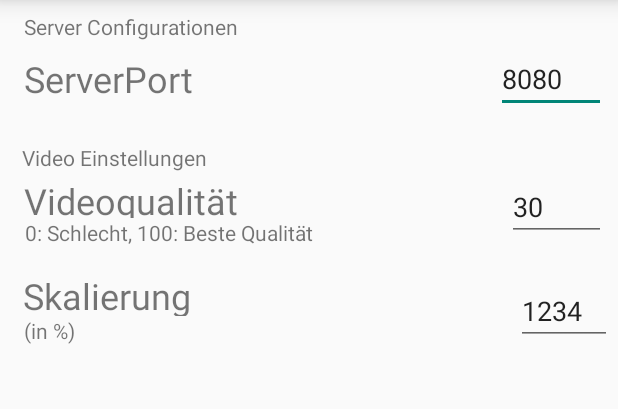
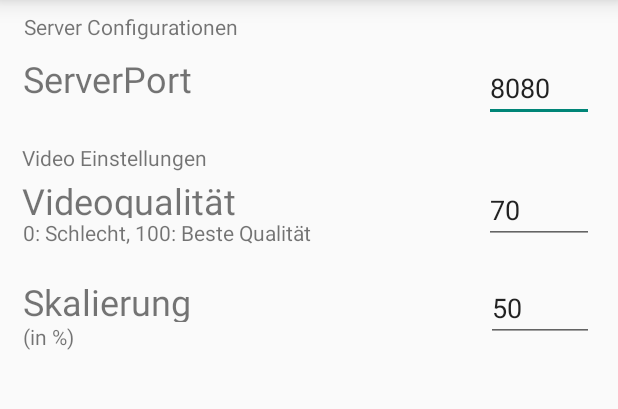
Before and after one commit to unknownSaschka/MobaApp, an Android app: the Settings screen opened directly, with no data from a screen before it, on a phone screen of 412 x 824 dp, the part 75-484 px from its top. Run offline under Robolectric (Android 15) with nearby library versions, the phone set to English and light mode, and no system bars; Roboto replaces fonts that are not available here.

Commit message:
Darstellung der Settings etwas angepasst

```diff
--- a/app/src/main/java/com/example/sascha/mobaapp/MainActivity.java
+++ b/app/src/main/java/com/example/sascha/mobaapp/MainActivity.java
@@ -164,7 +164,7 @@ public class MainActivity extends AppCompatActivity {
         thread.start();
         httpServerActive = true;
 
-        //generateQR(URI);
+        generateQR(URI);
 
         if(socketAddress != null){
             webSocketServer = new ImageSendService(socketAddress, getApplicationContext());
--- a/app/src/main/java/com/example/sascha/mobaapp/Settings.java
+++ b/app/src/main/java/com/example/sascha/mobaapp/Settings.java
@@ -57,9 +57,9 @@ public class Settings extends AppCompatActivity {
         EditText temp = findViewById(R.id.serverPortSettingsValue);
         temp.setText("8080");
         temp = findViewById(R.id.streamQuality);
-        temp.setText("30");
+        temp.setText("70");
         temp = findViewById(R.id.scaleSettingValue);
-        temp.setText("1234");
+        temp.setText("50");
     }
 
     public void saveAll(){
--- a/app/src/main/res/layout/activity_settings.xml
+++ b/app/src/main/res/layout/activity_settings.xml
@@ -18,8 +18,8 @@
         <EditText
             android:id="@+id/serverPortSettingsValue"
             android:layout_width="73dp"
-            android:layout_height="39dp"
-            android:layout_marginEnd="8dp"
+            android:layout_height="45dp"
+            android:layout_marginEnd="16dp"
             android:layout_marginTop="8dp"
             android:ems="10"
             android:inputType="numberDecimal"
@@ -78,10 +78,10 @@
 
         <EditText
             android:id="@+id/streamQuality"
-            android:layout_width="66dp"
+            android:layout_width="73dp"
             android:layout_height="wrap_content"
-            android:layout_marginEnd="8dp"
-            android:layout_marginTop="40dp"
+            android:layout_marginEnd="16dp"
+            android:layout_marginTop="36dp"
             android:ems="10"
             android:inputType="numberDecimal"
             app:layout_constraintEnd_toEndOf="parent"
@@ -120,20 +120,20 @@
             android:layout_height="30dp"
             android:layout_marginEnd="8dp"
             android:layout_marginStart="8dp"
-            android:layout_marginTop="8dp"
+            android:layout_marginTop="12dp"
             android:text="@string/scalingSetting"
             android:textSize="24sp"
             app:layout_constraintEnd_toStartOf="@+id/scaleSettingValue"
-            app:layout_constraintHorizontal_bias="0.054"
+            app:layout_constraintHorizontal_bias="0.061"
             app:layout_constraintStart_toStartOf="parent"
             app:layout_constraintTop_toBottomOf="@+id/textView5" />
 
         <EditText
             android:id="@+id/scaleSettingValue"
-            android:layout_width="64dp"
+            android:layout_width="72dp"
             android:layout_height="wrap_content"
-            android:layout_marginEnd="4dp"
-            android:layout_marginTop="24dp"
+            android:layout_marginEnd="16dp"
+            android:layout_marginTop="20dp"
             android:ems="10"
             android:inputType="numberDecimal"
             app:layout_constraintEnd_toEndOf="parent"
```
Also changed, not shown: 1 other file.
